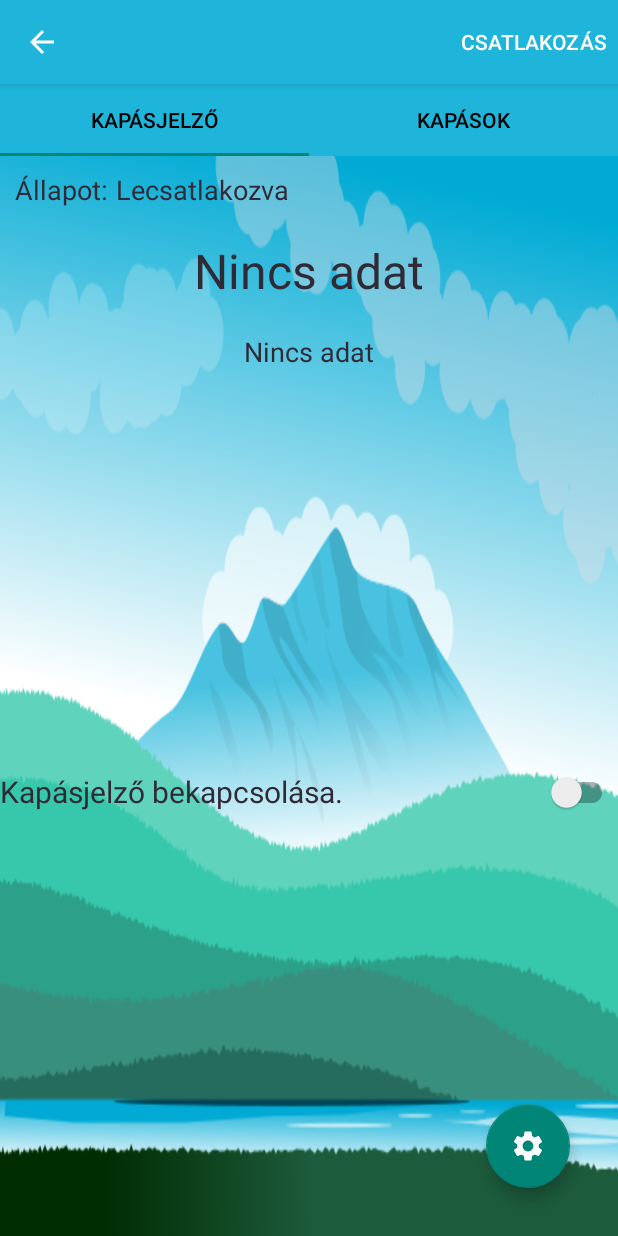
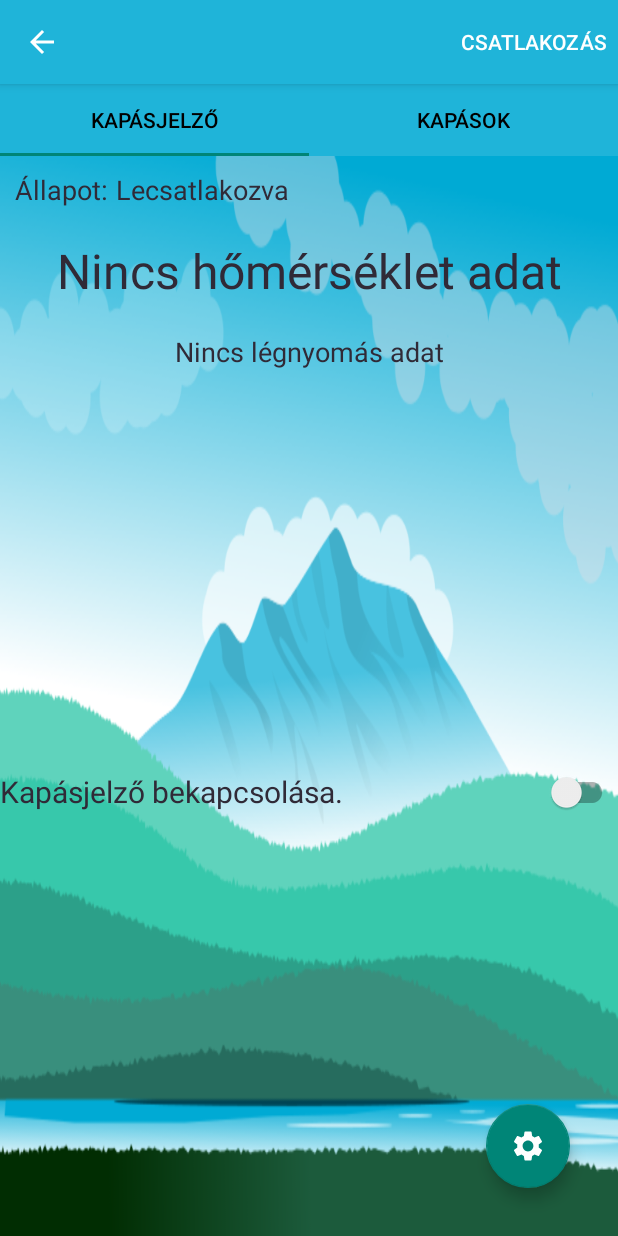
Before and after one commit to szederkenyiv/Catch_App, an Android app: the MainFragment screen opened directly, with no data from a screen before it, on a phone screen of 412 x 824 dp. Run offline under Robolectric (Android 15) with nearby library versions, the phone set to English and light mode, and no system bars; pictures from the network do not load; 3 statements that could not run were skipped.

Commit message:
fixing class names, and original lincense

```diff
--- a/app/src/main/java/com/bluetooth/kapasjelzo/CatchSQLite/CatchDao.java
+++ b/app/src/main/java/com/bluetooth/kapasjelzo/CatchRoomDB/CatchDao.java
@@ -1,4 +1,4 @@
-package com.bluetooth.kapasjelzo.CatchSQLite;
+package com.bluetooth.kapasjelzo.CatchRoomDB;
 
 import androidx.lifecycle.LiveData;
 import androidx.room.Dao;
--- a/app/src/main/java/com/bluetooth/kapasjelzo/CatchSQLite/CatchDatabase.java
+++ b/app/src/main/java/com/bluetooth/kapasjelzo/CatchRoomDB/CatchDatabase.java
@@ -1,4 +1,4 @@
-package com.bluetooth.kapasjelzo.CatchSQLite;
+package com.bluetooth.kapasjelzo.CatchRoomDB;
 
 import android.content.Context;
 
--- a/app/src/main/java/com/bluetooth/kapasjelzo/CatchSQLite/CatchRepository.java
+++ b/app/src/main/java/com/bluetooth/kapasjelzo/CatchRoomDB/CatchRepository.java
@@ -1,9 +1,6 @@
-package com.bluetooth.kapasjelzo.CatchSQLite;
+package com.bluetooth.kapasjelzo.CatchRoomDB;
 
 import android.app.Application;
-import android.os.AsyncTask;
-import android.os.Handler;
-import android.os.Looper;
 
 import androidx.lifecycle.LiveData;
 
--- a/app/src/main/java/com/bluetooth/kapasjelzo/CatchSQLite/CatchRoom.java
+++ b/app/src/main/java/com/bluetooth/kapasjelzo/CatchRoomDB/CatchRoom.java
@@ -1,5 +1,4 @@
-package com.bluetooth.kapasjelzo.CatchSQLite;
-import android.graphics.Bitmap;
+package com.bluetooth.kapasjelzo.CatchRoomDB;
 
 import androidx.room.Entity;
 import androidx.room.PrimaryKey;
--- a/app/src/main/java/com/bluetooth/kapasjelzo/CatchSQLite/CatchViewModel.java
+++ b/app/src/main/java/com/bluetooth/kapasjelzo/CatchRoomDB/CatchViewModel.java
@@ -1,4 +1,4 @@
-package com.bluetooth.kapasjelzo.CatchSQLite;
+package com.bluetooth.kapasjelzo.CatchRoomDB;
 import android.app.Application;
 import androidx.lifecycle.AndroidViewModel;
 import androidx.lifecycle.LiveData;
--- a/app/src/main/java/com/bluetooth/kapasjelzo/Fragments/EditDialog.java
+++ b/app/src/main/java/com/bluetooth/kapasjelzo/Fragments/EditDialog.java
@@ -16,16 +16,14 @@ import androidx.annotation.Nullable;
 import androidx.appcompat.app.AlertDialog;
 import androidx.appcompat.app.AppCompatDialogFragment;
 import androidx.appcompat.widget.AppCompatImageView;
-import androidx.fragment.app.DialogFragment;
 
 import android.provider.MediaStore;
 import android.view.LayoutInflater;
 import android.view.View;
 import android.widget.EditText;
-import android.widget.ImageView;
 import android.widget.Toast;
 
-import com.bluetooth.kapasjelzo.CatchSQLite.CatchRoom;
+import com.bluetooth.kapasjelzo.CatchRoomDB.CatchRoom;
 import com.bluetooth.kapasjelzo.R;
 public class EditDialog extends AppCompatDialogFragment {
     private EditText editTextKilogramm;
--- a/app/src/main/java/com/bluetooth/kapasjelzo/Fragments/MainFragment.java
+++ b/app/src/main/java/com/bluetooth/kapasjelzo/Fragments/MainFragment.java
@@ -135,8 +135,8 @@ public void updateConnectionState(int value){
     this.connectionState.setText(value);
 }
 public void clearText(){
-    this.dataField.setText(R.string.no_data);
-    this.pressureDataField.setText(R.string.no_data);
+    this.dataField.setText(R.string.temperature_nodata);
+    this.pressureDataField.setText(R.string.pressure_nodata);
     this.switch2.setChecked(false);
 }
 public boolean switch2State(){
--- a/app/src/main/res/layout/fragment_main.xml
+++ b/app/src/main/res/layout/fragment_main.xml
@@ -7,6 +7,7 @@
     android:background="@drawable/lake"
     android:orientation="vertical"
     tools:context=".Fragments.MainFragment">
+
     <LinearLayout
         android:layout_width="match_parent"
         android:layout_height="wrap_content"
@@ -48,7 +49,7 @@
             android:layout_width="match_parent"
             android:layout_height="wrap_content"
             android:gravity="center"
-            android:text="@string/no_data"
+            android:text="@string/temperature_nodata"
             android:textColor="@color/gray"
             android:textSize="32sp" />
 
@@ -65,10 +66,9 @@
             android:layout_width="match_parent"
             android:layout_height="wrap_content"
             android:gravity="center"
-            android:text="@string/no_data"
+            android:text="@string/pressure_nodata"
             android:textColor="@color/gray"
-            android:textSize="18sp"
-            />
+            android:textSize="18sp" />
     </LinearLayout>
 
     <LinearLayout
@@ -82,40 +82,43 @@
             android:id="@+id/Reeldata_value"
             android:layout_width="match_parent"
             android:layout_height="wrap_content"
+            android:fontFamily="sans-serif-condensed-medium"
+            android:gravity="center"
+            android:letterSpacing="0.2"
             android:text="@string/catchmain"
             android:textColor="@color/red"
-            android:textSize="36sp"
-            android:fontFamily="sans-serif-condensed-medium"
-            android:letterSpacing="0.2"
-            android:gravity="center"/>
+            android:textSize="36sp" />
     </LinearLayout>
 
     <LinearLayout
         android:layout_width="match_parent"
         android:layout_height="wrap_content"
         android:orientation="vertical">
+
         <androidx.appcompat.widget.SwitchCompat
             android:id="@+id/bitech"
             android:layout_width="match_parent"
             android:layout_height="wrap_content"
+            android:layout_marginTop="60dp"
             android:minHeight="48dp"
             android:text="@string/biteswitch"
             android:textColor="@color/gray"
             android:textOff="@string/off"
             android:textOn="@string/on"
-            android:textSize="20sp"
-            android:layout_marginTop="60dp"/>
+            android:textSize="20sp" />
 
     </LinearLayout>
+
     <RelativeLayout
         android:layout_width="match_parent"
         android:layout_height="match_parent">
+
         <com.google.android.material.floatingactionbutton.FloatingActionButton
             android:id="@+id/setting"
             android:layout_width="wrap_content"
             android:layout_height="wrap_content"
+            android:layout_alignParentRight="true"
             android:layout_alignParentBottom="true"
-            android:layout_alignParentRight="true"
             android:layout_marginEnd="32dp"
             android:layout_marginBottom="32dp"
             android:contentDescription="button"
--- a/app/src/main/res/layout/listitem_device.xml
+++ b/app/src/main/res/layout/listitem_device.xml
@@ -9,7 +9,7 @@
         <ListView
             android:id="@+id/list"
             android:layout_width="wrap_content"
-            android:background="@drawable/fish"
+
             android:backgroundTint="#FFFFFF"
             android:layout_height="match_parent">
         </ListView>
--- a/app/src/main/res/layout/recyclerview.xml
+++ b/app/src/main/res/layout/recyclerview.xml
@@ -7,7 +7,6 @@
     tools:context=".Fragments.CatchesFragment">
     <androidx.recyclerview.widget.RecyclerView
         android:id="@+id/recyleview"
-        android:background="@drawable/lake"
         android:layout_width="match_parent"
         android:layout_height="match_parent"
         tools:listitem="@layout/fragment_catches"/>
--- a/app/src/main/res/values/strings.xml
+++ b/app/src/main/res/values/strings.xml
@@ -17,7 +17,8 @@
     <string name="unknown_service">Ismeretlen Service</string>
     <string name="on">on</string>
     <string name="off">off</string>
-    <string name="no_data">Nincs adat</string>
+    <string name="pressure_nodata">Nincs légnyomás adat</string>
+    <string name="temperature_nodata">Nincs hőmérséklet adat</string>
     <string name="home">Kapásjelző</string>
     <string name="catches">Kapások</string>
     <string name="kilo">kg</string>
```
Also changed, not shown: app/src/main/AndroidManifest.xml (+15 -0 lines), app/src/main/java/com/bluetooth/kapasjelzo/Activitys/ControlActivity.java (+17 -8 lines), app/src/main/java/com/bluetooth/kapasjelzo/Activitys/ScanActivity.java (+96 -106 lines), app/src/main/java/com/bluetooth/kapasjelzo/CatchRoomDB/CatchAdapter.java (renamed from app/src/main/java/com/bluetooth/kapasjelzo/CatchSQLite/CatchAdapter.java, +1 -9 lines), app/src/main/java/com/bluetooth/kapasjelzo/Fragments/CatchesFragment.java (+3 -6 lines), app/src/main/java/com/bluetooth/kapasjelzo/GattAttributes.java (+15 -0 lines), app/src/main/java/com/bluetooth/kapasjelzo/Services/BluetoothService.java (+15 -2 lines).
